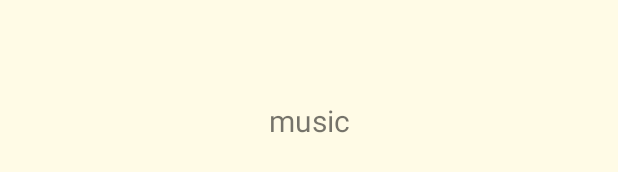
After one commit to SysuCodeMan/AndroidEverything, an Android app: the layout music_fragment_layout.xml on its own in the app's theme, with its tools: preview values and no code run, on a phone screen of 412 x 824 dp. The commit adds this screen. Shown: the part 497-669 px from the top of the screen. Run offline under Robolectric (Android 15) with nearby library versions, the phone set to English and light mode, and no system bars.

Commit message:
finish framework

```diff
--- /dev/null
+++ b/app/src/main/res/layout/music_fragment_layout.xml
@@ -0,0 +1,14 @@
+<?xml version="1.0" encoding="utf-8"?>
+<LinearLayout xmlns:android="http://schemas.android.com/apk/res/android"
+    android:orientation="vertical"
+    android:background="@color/colorPrimary"
+    android:layout_width="match_parent"
+    android:layout_height="match_parent">
+
+    <TextView
+        android:layout_width="match_parent"
+        android:layout_height="match_parent"
+        android:textSize="20sp"
+        android:gravity="center"
+        android:text="music"/>
+</LinearLayout>
```
Also changed, not shown: app/src/main/java/com/example/chrischan/imagelooker/fragments/MediaPagerAdapter.kt (added, +18 -0 lines), app/src/main/java/com/example/chrischan/imagelooker/fragments/MusicFragment.kt (added, +18 -0 lines), app/src/main/java/com/example/chrischan/imagelooker/fragments/VideoFragment.kt (added, +18 -0 lines), app/src/main/java/com/example/chrischan/imagelooker/pages/MediaPlayActivity.kt (+16 -3 lines), app/src/main/res/layout/media_layout.xml (+8 -0 lines), app/src/main/res/layout/video_fragment_layout.xml (added, +14 -0 lines).
